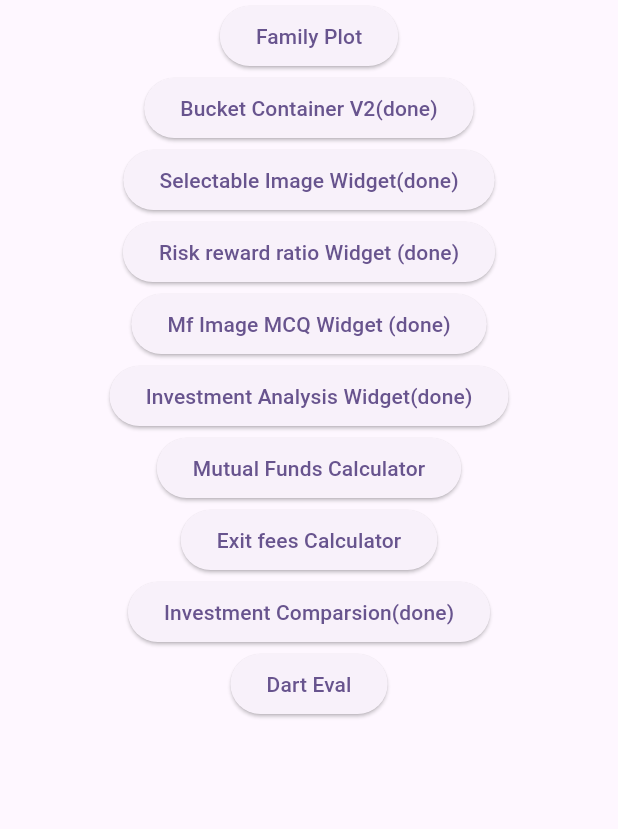
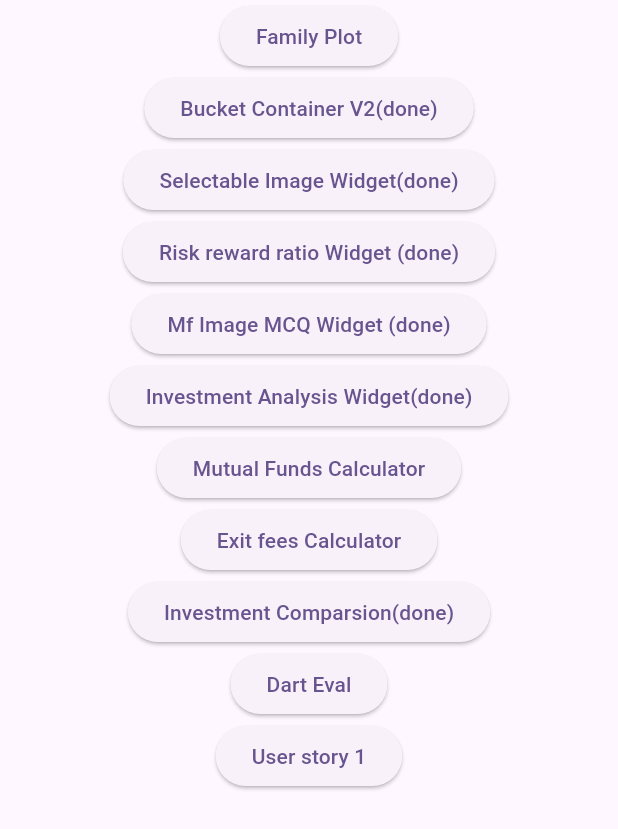
Before and after one commit to Tradeable/tradeable_learn_widget, a Flutter app: the MutualFundsWidgets screen opened directly, on a phone screen of 412 x 824 dp. Shown: the top 829 px of the screen. Run offline on Flutter 3.47's test engine with Material 3 defaults, Android fonts, the phone set to English and light mode, and no system bars; our stand-ins replace auto_size_text, chips_choice, flutter_markdown, smooth_page_indicator, syncfusion_flutter_charts, syncfusion_flutter_gauges and 1 more; missing offline and left inert: dart_eval, device_frame.

Commit message:
user story 1

```diff
--- /dev/null
+++ b/example/lib/data_model/chart_user_story_model.dart
@@ -0,0 +1,48 @@
+const chartUserStoryModel = {
+  "id": "quiz_workflow",
+  "name": "Quiz App",
+  "description": "A step-by-step quiz workflow",
+  "steps": [
+    {
+      "stepId": "1",
+      "widget": "AnimatedText",
+      "title": "Welcome Message",
+      "prompt": "Welcome to the quiz! Get ready for the first question.",
+      "nextStep": "2"
+    },
+    {
+      "stepId": "2",
+      "widget": "Container",
+      "title": "Chart Display",
+      "prompt": "Here is some chart data.",
+      "nextStep": "3"
+    },
+    {
+      "stepId": "3",
+      "widget": "TextInput",
+      "title": "Number Guess",
+      "prompt": "Guess the correct number:",
+      "validationCriteria": "42", // Directly set the correct answer here
+      "successMessage": "Correct! Click Next to continue.",
+      "failureMessage": "Try again.",
+      "nextStep": "4"
+    },
+    {
+      "stepId": "4",
+      "widget": "TextInput",
+      "title": "Capital Guess",
+      "prompt": "What is the capital of France?",
+      "validationCriteria": "Paris", // Directly set the correct answer here
+      "successMessage": "Well done! Click Next to proceed.",
+      "failureMessage": "Incorrect. Please try again.",
+      "nextStep": "5"
+    },
+    {
+      "stepId": "5",
+      "widget": "AnimatedText",
+      "title": "Completion Message",
+      "prompt": "Congratulations! You have completed the quiz.",
+      "nextStep": null
+    }
+  ]
+};
--- a/example/lib/mutual_funds_widgets.dart
+++ b/example/lib/mutual_funds_widgets.dart
@@ -1,3 +1,4 @@
+import 'package:example/data_model/chart_user_story_model.dart';
 import 'package:example/data_model/exit_fees_calculator_model.dart';
 import 'package:example/data_model/image_mcq_model.dart';
 import 'package:example/data_model/investment_analysis_model.dart';
@@ -6,6 +7,8 @@ import 'package:example/data_model/risk_reward_ratio_model.dart';
 import 'package:example/data_model/selectable_image_grid_model.dart';
 import 'package:example/main.dart';
 import 'package:flutter/material.dart';
+import 'package:tradeable_learn_widget/chart_user_story_1/chart_user_story_main.dart';
+import 'package:tradeable_learn_widget/chart_user_story_1/chart_user_story_model.dart';
 import 'package:tradeable_learn_widget/mutual_funds/bucket_widgetv2/bucket_containerv2.dart';
 import 'package:tradeable_learn_widget/mutual_funds/bucket_widgetv2/models/bucket_modelv2.dart';
 import 'package:tradeable_learn_widget/mutual_funds/dart_eval/darteval_trail.dart';
@@ -82,6 +85,14 @@ class MutualFundsWidgets extends StatelessWidget {
                     destination: ScaffoldWithAppBar(
                       title: "Investment Comparsion",
                       body: DynamicWidget(),
+                    )),
+                NavigationButton(
+                    text: "User story 1",
+                    destination: ScaffoldWithAppBar(
+                      title: "User Story 1",
+                      body: ChartUserStoryMain(
+                          model: ChartUserStoryModel.fromJson(
+                              chartUserStoryModel)),
                     )),
               ],
             ),
--- /dev/null
+++ b/lib/chart_user_story_1/chart_user_story_model.dart
@@ -0,0 +1,46 @@
+class ChartUserStoryModel {
+  late String id;
+  late String name;
+  late String description;
+  late List<WorkflowStep> steps;
+
+  ChartUserStoryModel.fromJson(dynamic data) {
+    id = data["id"];
+    name = data["name"];
+    description = data["description"];
+    steps = (data["steps"] as List)
+        .map((x) => WorkflowStep(
+              stepId: x["stepId"],
+              widget: x["widget"],
+              title: x["title"],
+              prompt: x["prompt"],
+              validationCriteria: x["validationCriteria"],
+              successMessage: x["successMessage"],
+              failureMessage: x["failureMessage"],
+              nextStep: x["nextStep"],
+            ))
+        .toList();
+  }
+}
+
+class WorkflowStep {
+  late String stepId;
+  late String widget;
+  late String title;
+  late String prompt;
+  dynamic validationCriteria;
+  String? successMessage;
+  String? failureMessage;
+  String? nextStep;
+
+  WorkflowStep({
+    required this.stepId,
+    required this.widget,
+    required this.title,
+    required this.prompt,
+    this.validationCriteria,
+    this.successMessage,
+    this.failureMessage,
+    this.nextStep,
+  });
+}
--- a/lib/tradeable_learn_widget.dart
+++ b/lib/tradeable_learn_widget.dart
@@ -73,3 +73,6 @@ export 'package:tradeable_learn_widget/mutual_funds/exit_fees_calculator/exit_fe
 export 'package:tradeable_learn_widget/mutual_funds/investment_comparsion_widget/investment_comparision_main.dart';
 
 export 'package:tradeable_learn_widget/mutual_funds/dart_eval/darteval_trail.dart';
+
+export 'package:tradeable_learn_widget/chart_user_story_1/chart_user_story_main.dart';
+export 'package:tradeable_learn_widget/chart_user_story_1/chart_user_story_model.dart';
```
Also changed, not shown: lib/chart_user_story_1/chart_user_story_main.dart (added, +99 -0 lines).
